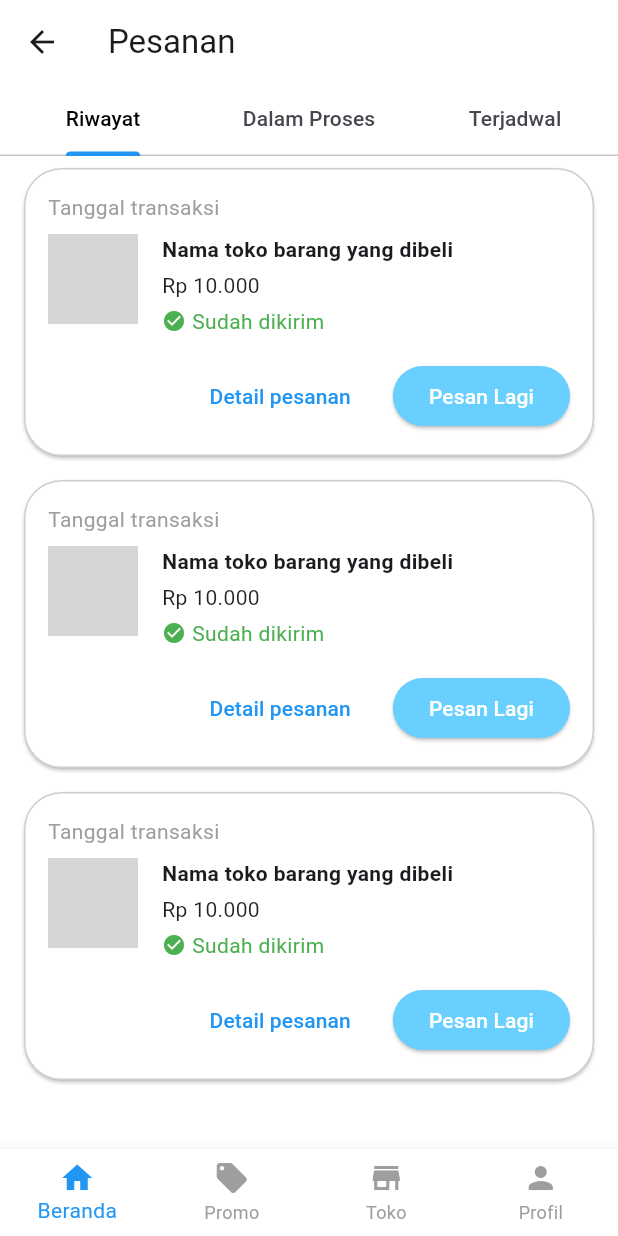
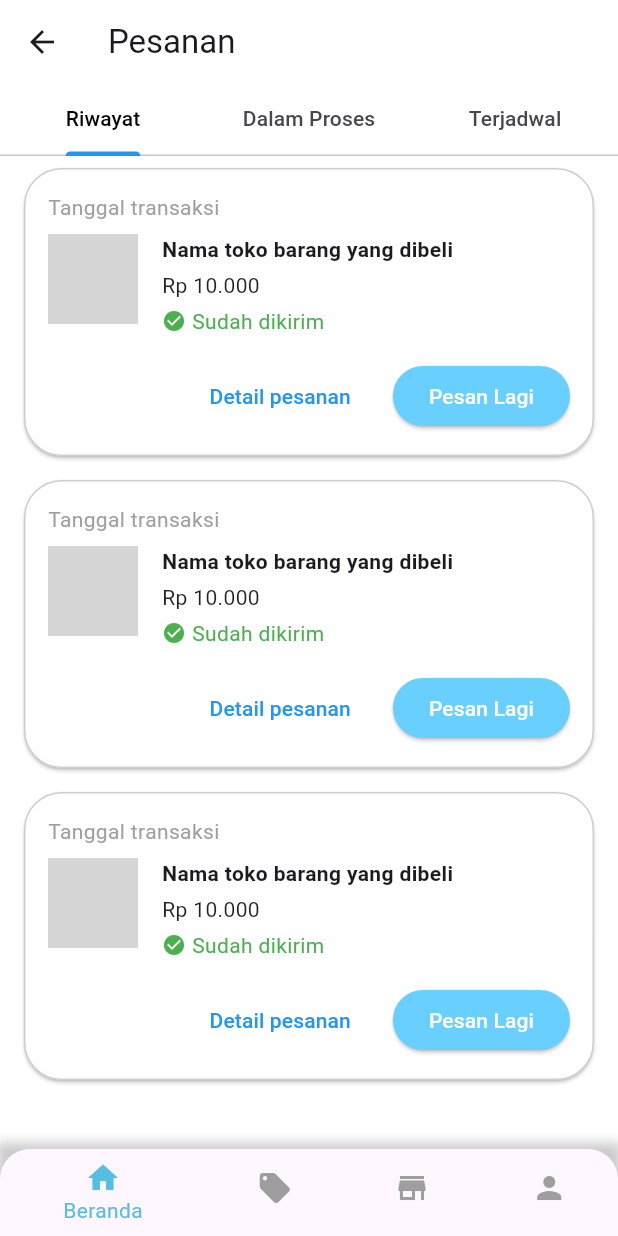
Before and after one commit to yogaacor/SiMontir, a Flutter app: the OrderHistoryPage screen opened directly, on a phone screen of 412 x 824 dp. Run offline on Flutter 3.47's test engine with Material 3 defaults, Android fonts, the phone set to English and light mode, and no system bars; network calls fail; grey boxes are pictures that could not be loaded.

Commit message:
Revisi_Navbar_Profile_Page

```diff
--- a/lib/profile/order_history_page.dart
+++ b/lib/profile/order_history_page.dart
@@ -36,11 +36,24 @@ class OrderHistoryPage extends StatelessWidget {
             ],
           ),
         ),
-        bottomNavigationBar: BottomNavigationBar(
-          type: BottomNavigationBarType.fixed,
-          backgroundColor: Colors
-              .white, // Set the BottomNavigationBar background color to white
-          items: [
+        bottomNavigationBar: Container(
+          decoration: BoxDecoration(
+            boxShadow: [
+              BoxShadow(
+                color: Colors.grey.withOpacity(0.5),
+                spreadRadius: 2,
+                blurRadius: 5,
+                offset: Offset(0, -3),
+              ),
+            ],
+          ),
+          child: ClipRRect(
+            borderRadius: BorderRadius.only(
+              topLeft: Radius.circular(20),
+              topRight: Radius.circular(20),
+            ),
+            child: BottomNavigationBar(
+              items: const <BottomNavigationBarItem>[
                 BottomNavigationBarItem(
                   icon: Icon(Icons.home),
                   label: 'Beranda',
@@ -58,8 +71,10 @@ class OrderHistoryPage extends StatelessWidget {
                   label: 'Profil',
                 ),
               ],
-          selectedItemColor: Colors.blue, // Set the selected item color to blue
+              selectedItemColor: Color(0xFF56BEE1),
               unselectedItemColor: Colors.grey,
+            ),
+          ),
         ),
       ),
     );
```
Lines whose indentation alone changed are shown as unchanged.
